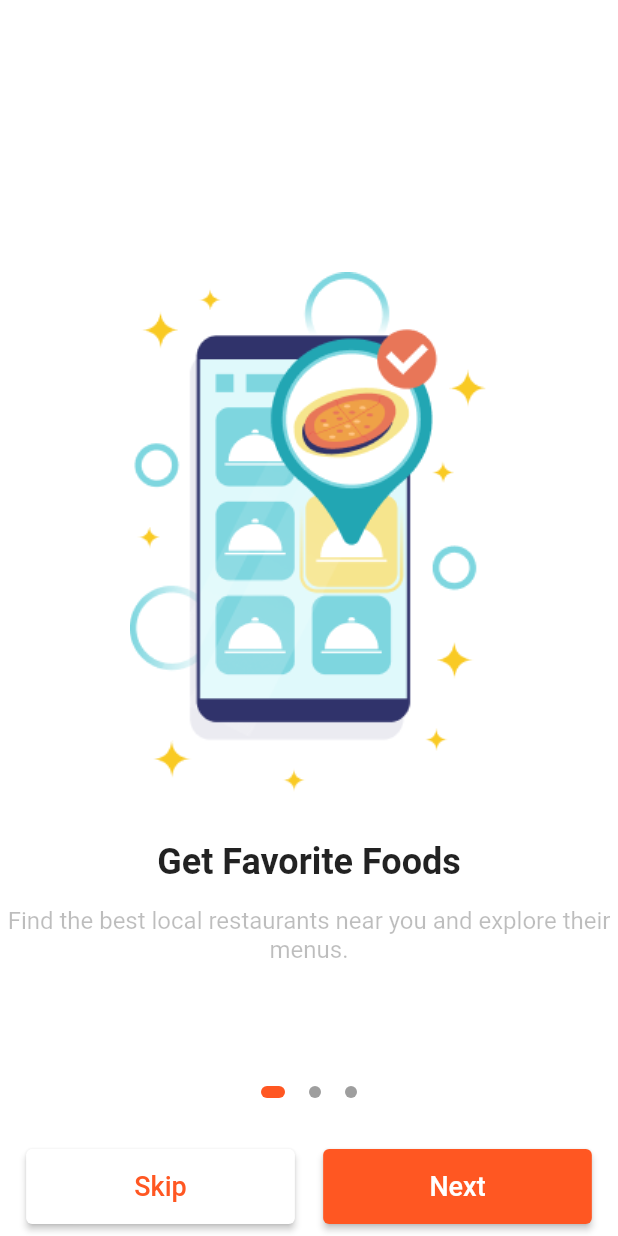
After one commit to mes71/foody, a Flutter app: the IntroScreen screen opened directly, on a phone screen of 412 x 824 dp. The commit adds this screen. Run offline on Flutter 3.47's test engine with Material 2 defaults, Android fonts, the phone set to English and light mode, and no system bars.

Commit message:
intro_screen added

```diff
--- a/lib/main.dart
+++ b/lib/main.dart
@@ -1,5 +1,6 @@
 import 'package:flutter/material.dart';
 import 'package:foody/ui/pages/splash_screen/splash_screen.dart';
+
 
 
 void main() {
--- /dev/null
+++ b/lib/ui/pages/intro_screen/intro_screen.dart
@@ -0,0 +1,231 @@
+import 'package:flutter/material.dart';
+import 'package:foody/generated/assets.dart';
+
+class IntroScreen extends StatefulWidget {
+  @override
+  _IntroScreenState createState() => _IntroScreenState();
+}
+
+class _IntroScreenState extends State<IntroScreen>
+    with SingleTickerProviderStateMixin {
+
+  //Page controller to manage pages
+  PageController _pageController = PageController(initialPage: 0);
+
+  //The number of the page we are on when we start
+  int _currentPage = 0;
+
+  AnimationController? _animationController;
+
+  @override
+  void initState() {
+    super.initState();
+    _pageController = PageController();
+    _animationController = AnimationController(
+      vsync: this,
+      duration: Duration(milliseconds: 500), // Set the desired duration
+    );
+  }
+
+  @override
+  void dispose() {
+    _pageController.dispose();
+    _animationController?.dispose();
+    super.dispose();
+  }
+
+  //for jump to desired pages with animation
+  void goToPageWithAnimation(int page) {
+    _animationController?.forward(from: 0.0);
+    _pageController.animateToPage(
+      page,
+      duration: Duration(milliseconds: 500), // Set the desired duration
+      curve: Curves.easeOut, // Set the desired curve
+    );
+  }
+
+  //for making indicator
+  List<Widget> _buildPageIndicator() {
+    List<Widget> list = [];
+    for (int i = 0; i < 3; i++) {
+      list.add(i == _currentPage ? _indicator(true) : _indicator(false));
+    }
+    return list;
+  }
+
+  //Indicator customization
+  Widget _indicator(bool isActive) {
+    return AnimatedContainer(
+      duration: Duration(milliseconds: 150),
+      margin: EdgeInsets.symmetric(horizontal: 8.0),
+      height: 8.0,
+      width: isActive ? 16.0 : 8.0,
+      decoration: BoxDecoration(
+        color: isActive ? Colors.deepOrange : Colors.grey,
+        borderRadius: BorderRadius.all(Radius.circular(12)),
+      ),
+    );
+  }
+
+  @override
+  Widget build(BuildContext context) {
+    var width = MediaQuery.of(context).size.width;
+    return Scaffold(
+      body: Stack(
+        alignment: AlignmentDirectional.bottomCenter,
+        children: [
+          PageView(
+            controller: _pageController,
+            onPageChanged: (int page) {
+              setState(() {
+                _currentPage = page;
+              });
+            },
+            children: [
+              // Page 1
+              Container(
+                color: Colors.white,
+                child: Column(
+                  mainAxisAlignment: MainAxisAlignment.center,
+                  crossAxisAlignment: CrossAxisAlignment.center,
+                  children: [
+                    Image.asset(Assets.imagesOnboard1),
+                    SizedBox(height: 32.0),
+                    Text(
+                      'Get Favorite Foods',
+                      style: TextStyle(
+                        fontSize: 24.0,
+                        fontWeight: FontWeight.bold,
+                      ),
+                    ),
+                    SizedBox(height: 16.0),
+                    Text(
+                      'Find the best local restaurants near you and explore their menus.',
+                      textAlign: TextAlign.center,
+                      style: TextStyle(fontSize: 16.0, color: Colors.black26),
+                    ),
+                  ],
+                ),
+              ),
+
+              // Page 2
+              Container(
+                color: Colors.white,
+                child: Column(
+                  mainAxisAlignment: MainAxisAlignment.center,
+                  crossAxisAlignment: CrossAxisAlignment.center,
+                  children: [
+                    Image.asset(Assets.imagesOnboard2),
+                    SizedBox(height: 32.0),
+                    Text(
+                      'Easy Payment',
+                      style: TextStyle(
+                        fontSize: 24.0,
+                        fontWeight: FontWeight.bold,
+                      ),
+                    ),
+                    SizedBox(height: 16.0),
+                    Text(
+                      'Browse the menus, select your favorite dishes, and place your order.',
+                      textAlign: TextAlign.center,
+                      style: TextStyle(fontSize: 16.0, color: Colors.black26),
+                    ),
+                  ],
+                ),
+              ),
+
+              // Page 3
+              Container(
+                color: Colors.white,
+                child: Column(
+                  mainAxisAlignment: MainAxisAlignment.center,
+                  crossAxisAlignment: CrossAxisAlignment.center,
+                  children: [
+                    Image.asset(Assets.imagesOnboard3),
+                    SizedBox(height: 32.0),
+                    Text(
+                      'Fast Delivery',
+                      style: TextStyle(
+                        fontSize: 24.0,
+                        fontWeight: FontWeight.bold,
+                      ),
+                    ),
+                    SizedBox(height: 16.0),
+                    Text(
+                      'Sit back and relax while your food gets delivered to your doorstep.',
+                      textAlign: TextAlign.center,
+                      style: TextStyle(fontSize: 16.0, color: Colors.black26),
+                    ),
+                  ],
+                ),
+              ),
+            ],
+          ),
+
+          // Page indicator
+          Padding(
+            padding: const EdgeInsets.only(bottom: 92.0),
+            child: Row(
+              mainAxisAlignment: MainAxisAlignment.center,
+              children: _buildPageIndicator(),
+            ),
+          ),
+
+          // Next button
+          Align(
+            alignment: Alignment.bottomCenter,
+            child: Padding(
+              padding: const EdgeInsets.all(8.0),
+              child: _currentPage == 2
+                  ? ElevatedButton(
+                      onPressed: () {},
+                      style: ElevatedButton.styleFrom(
+                        minimumSize: Size(width, 50),
+                      ),
+                      child: Text(
+                        "Get Started",
+                        style: TextStyle(fontSize: 18, color: Colors.white),
+                      ))
+                  : Row(
+                      mainAxisAlignment: MainAxisAlignment.spaceAround,
+                      children: [
+                        ElevatedButton(
+                            onPressed: () {
+                              goToPageWithAnimation(2);
+                            },
+                            style: ElevatedButton.styleFrom(
+                              backgroundColor: Colors.white,
+                              minimumSize: Size(width / 2.3, 50),
+                            ),
+                            child: const Text(
+                              "Skip",
+                              style: TextStyle(
+                                  fontSize: 18,
+                                  color: Colors.deepOrange,
+                                  fontWeight: FontWeight.w500),
+                            )),
+                        ElevatedButton(
+                            onPressed: () {
+                              _pageController.nextPage(
+                                  duration: Duration(milliseconds: 500),
+                                  curve: Curves.ease);
+                            },
+                            style: ElevatedButton.styleFrom(
+                              minimumSize: Size(width / 2.3, 50),
+                            ),
+                            child: const Text(
+                              "Next",
+                              style: TextStyle(
+                                  fontSize: 18,
+                                  color: Colors.white,
+                                  fontWeight: FontWeight.w500),
+                            )),
+                      ],
+                    ),
+            ),
+          ),
+        ],
+      ),
+    );
+  }
+}
--- a/lib/ui/pages/select_languages/select_language.dart
+++ b/lib/ui/pages/select_languages/select_language.dart
@@ -32,18 +32,22 @@ class _SelectLanguageState extends State<SelectLanguage> {
               child: Column(
                 children: [
                   SizedBox(
-                    height: 100,
+                    height: 80,
                   ),
                   Center(
                       child: SizedBox(
                           height: 80, child: Image.asset(Assets.imagesLogo))),
+                  Spacer(),
                   Row(
                     children: [
                       Padding(
                         padding: const EdgeInsets.all(8.0),
                         child: Text(
                           "Select Language",
-                          style: Theme.of(context).textTheme.titleMedium,
+                            style: TextStyle(
+                                fontSize: 18,
+                                color: Colors.black,
+                                fontWeight: FontWeight.w500)
                         ),
                       )
                     ],
```
